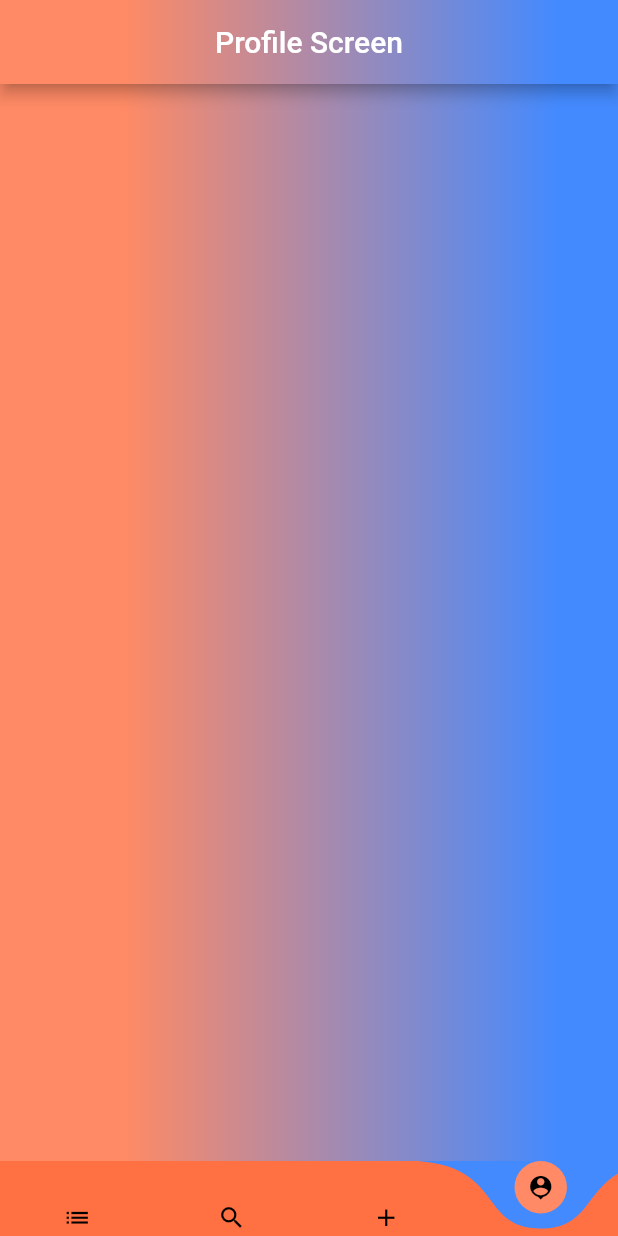
After one commit to manntala/ijob, a Flutter app: the screen it shows once a user with an empty profile is signed in, item 4 of the bottom bar chosen, on a phone screen of 412 x 824 dp. The commit adds this screen. Run offline on Flutter 3.47's test engine with Material 2 defaults, Android fonts, the light colour scheme and no system bars; drawn by our look-alikes of curved_navigation_bar; our stand-ins replace cached_network_image, cloud_firestore, firebase_auth, firebase_core, firebase_storage, fluttertoast and 2 more; accounts and stored records are empty; network calls fail.

Commit message:
add profile screen

```diff
--- /dev/null
+++ b/lib/Search/profile_company.dart
@@ -0,0 +1,43 @@
+import 'package:flutter/material.dart';
+
+import '../Widgets/bottom_nav_bar.dart';
+
+class ProfileScreen extends StatefulWidget {
+
+  @override
+  State<ProfileScreen> createState() => _ProfileScreenState();
+}
+
+class _ProfileScreenState extends State<ProfileScreen> {
+  @override
+  Widget build(BuildContext context) {
+    return Container(
+      decoration: BoxDecoration(
+        gradient: LinearGradient(
+          colors: [Colors.deepOrange.shade300, Colors.blueAccent],
+          begin: Alignment.centerLeft,
+          end: Alignment.centerRight,
+          stops: const [0.2, 0.9],
+        ),
+      ),
+      child: Scaffold(
+        bottomNavigationBar: BottomNavigationBarForApp(indexNum: 3,),
+        backgroundColor: Colors.transparent,
+        appBar: AppBar(
+          title: const Text('Profile Screen'),
+          centerTitle: true,
+          flexibleSpace: Container(
+            decoration: BoxDecoration(
+              gradient: LinearGradient(
+                colors: [Colors.deepOrange.shade300, Colors.blueAccent],
+                begin: Alignment.centerLeft,
+                end: Alignment.centerRight,
+                stops: const [0.2, 0.9],
+              ),
+            ),
+          ),
+        ),
+      ),
+    );
+  }
+}
--- a/lib/Widgets/bottom_nav_bar.dart
+++ b/lib/Widgets/bottom_nav_bar.dart
@@ -2,6 +2,7 @@ import 'package:curved_navigation_bar/curved_navigation_bar.dart';
 import 'package:flutter/material.dart';
 import 'package:ijob_flutter/Jobs/jobs_screen.dart';
 import 'package:ijob_flutter/Jobs/upload_job.dart';
+import 'package:ijob_flutter/Search/profile_company.dart';
 import 'package:ijob_flutter/Search/search_companies.dart';
 
 class BottomNavigationBarForApp extends StatelessWidget {
@@ -22,6 +23,7 @@ class BottomNavigationBarForApp extends StatelessWidget {
         Icon(Icons.list, size: 19.0, color: Colors.black, ),
         Icon(Icons.search, size: 19.0, color: Colors.black,),
         Icon(Icons.add, size: 19.0, color: Colors.black,),
+        Icon(Icons.person_pin, size: 19.0, color: Colors.black,),
       ],
       animationDuration: const Duration(
         microseconds: 300,
@@ -38,8 +40,12 @@ class BottomNavigationBarForApp extends StatelessWidget {
             Navigator.pushReplacement(context, MaterialPageRoute(builder: (_) => AllWorkersScreen()));
           }
         else if(index == 2)
+          {
+            Navigator.pushReplacement(context, MaterialPageRoute(builder: (_) => UploadJobNow()));
+          }
+        else if(index == 3)
         {
-          Navigator.pushReplacement(context, MaterialPageRoute(builder: (_) => UploadJobNow()));
+          Navigator.pushReplacement(context, MaterialPageRoute(builder: (_) => ProfileScreen()));
         }
       },
     );
```
